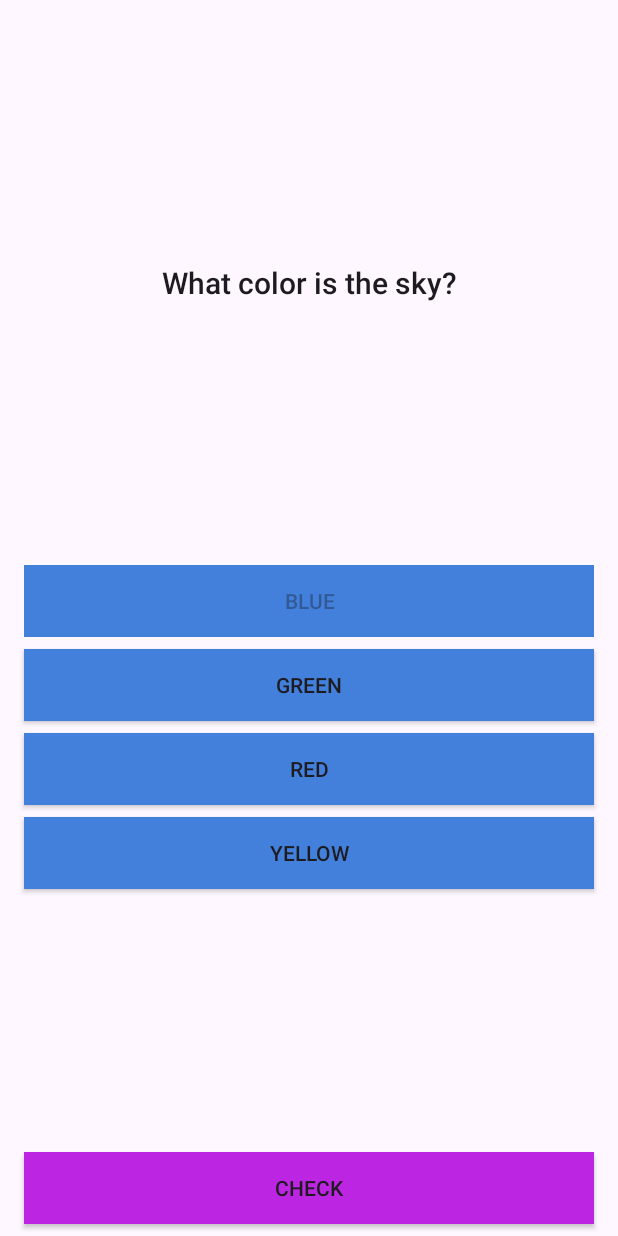
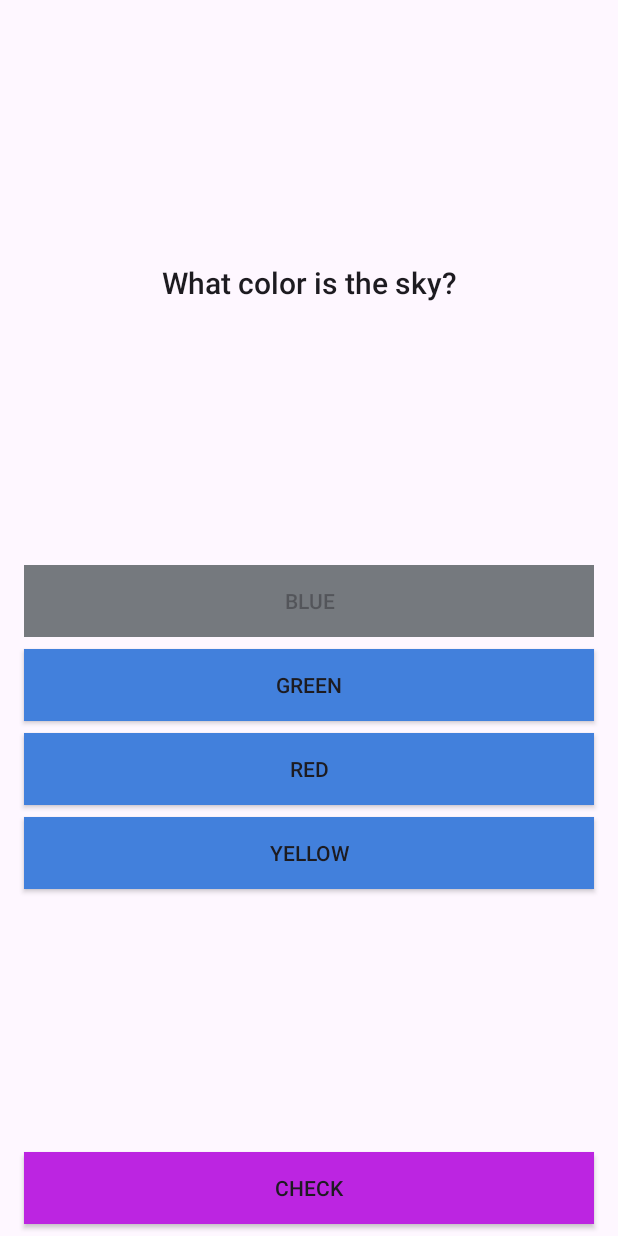
Before and after one commit to UsatayaMish/ExpertCourseQuizGame, an Android app: the screen it shows after launch (MainActivity), after a tap on "BLUE", on a phone screen of 412 x 824 dp. Run offline under Robolectric (Android 15) with nearby library versions, the phone set to English and light mode, and no system bars.

Commit message:
QG-07 handle activity death

```diff
--- a/app/build.gradle.kts
+++ b/app/build.gradle.kts
@@ -36,6 +36,9 @@ android {
     buildFeatures{
         viewBinding = true
     }
+    testOptions {
+        animationsDisabled = true
+    }
 }
 
 dependencies {
--- a/app/src/main/AndroidManifest.xml
+++ b/app/src/main/AndroidManifest.xml
@@ -3,6 +3,7 @@
     xmlns:tools="http://schemas.android.com/tools">
 
     <application
+        android:name=".QuizApp"
         android:allowBackup="true"
         android:dataExtractionRules="@xml/data_extraction_rules"
         android:fullBackupContent="@xml/backup_rules"
--- a/app/src/main/java/com/usatayamish/expertcoursequizgame/ChoiceUiState.kt
+++ b/app/src/main/java/com/usatayamish/expertcoursequizgame/ChoiceUiState.kt
@@ -2,8 +2,9 @@ package com.usatayamish.expertcoursequizgame
 
 import android.graphics.Color
 import androidx.appcompat.widget.AppCompatButton
+import java.io.Serializable
 
-interface ChoiceUiState {
+interface ChoiceUiState : Serializable {
 
     fun update(button: AppCompatButton)
 
@@ -16,17 +17,16 @@ interface ChoiceUiState {
 
         override fun update(button: AppCompatButton) = with(button){
             text = value
-            if(enabled)
-                setBackgroundColor(Color.parseColor(color))
             isEnabled = enabled
             isClickable = clickable
+            setBackgroundColor(Color.parseColor(color))
 
         }
     }
 
     data class NotAvailableToChoose(
         private val text: String
-    ) : Abstract(text, "", false, false)
+    ) : Abstract(text, "#75797E", false, false)
 
     data class AvailableToChoose(
         private val text: String
--- a/app/src/main/java/com/usatayamish/expertcoursequizgame/GameUiState.kt
+++ b/app/src/main/java/com/usatayamish/expertcoursequizgame/GameUiState.kt
@@ -2,8 +2,9 @@ package com.usatayamish.expertcoursequizgame
 
 import android.view.View
 import com.usatayamish.expertcoursequizgame.databinding.ActivityMainBinding
+import java.io.Serializable
 
-interface GameUiState {
+interface GameUiState : Serializable {
 
     fun update(binding: ActivityMainBinding)
 
--- a/app/src/main/java/com/usatayamish/expertcoursequizgame/MainActivity.kt
+++ b/app/src/main/java/com/usatayamish/expertcoursequizgame/MainActivity.kt
@@ -1,6 +1,8 @@
 package com.usatayamish.expertcoursequizgame
 
+import android.os.Build
 import android.os.Bundle
+import android.os.PersistableBundle
 import androidx.activity.enableEdgeToEdge
 import androidx.appcompat.app.AppCompatActivity
 import androidx.core.view.ViewCompat
@@ -8,6 +10,9 @@ import androidx.core.view.WindowInsetsCompat
 import com.usatayamish.expertcoursequizgame.databinding.ActivityMainBinding
 
 class MainActivity : AppCompatActivity() {
+
+    private lateinit var uiState: GameUiState
+
     override fun onCreate(savedInstanceState: Bundle?) {
         super.onCreate(savedInstanceState)
         enableEdgeToEdge()
@@ -21,42 +26,60 @@ class MainActivity : AppCompatActivity() {
             insets
         }
 
-        val viewModel = GameViewModel(GameRepository.Base())
+        val viewModel = (application as QuizApp).viewmodel
 
         binding.firstChoiceButton.setOnClickListener {
-            val uiState: GameUiState = viewModel.chooseFirst()
+            uiState = viewModel.chooseFirst()
             uiState.update(binding = binding)
         }
 
         binding.secondChoiceButton.setOnClickListener {
-            val uiState: GameUiState = viewModel.chooseSecond()
+            uiState = viewModel.chooseSecond()
             uiState.update(binding = binding)
         }
 
         binding.thirdChoiceButton.setOnClickListener {
-            val uiState: GameUiState = viewModel.chooseThird()
+            uiState = viewModel.chooseThird()
             uiState.update(binding = binding)
         }
 
         binding.fourthChoiceButton.setOnClickListener {
-            val uiState: GameUiState = viewModel.chooseFourth()
+            uiState = viewModel.chooseFourth()
             uiState.update(binding = binding)
         }
 
         binding.checkButton.setOnClickListener {
-            val uiState: GameUiState = viewModel.check()
+            uiState = viewModel.check()
             uiState.update(binding = binding)
         }
 
         binding.nextButton.setOnClickListener {
-            val uiState: GameUiState = viewModel.next()
+            uiState = viewModel.next()
             uiState.update(binding = binding)
         }
 
-        val uiState: GameUiState = viewModel.init()
+        uiState = if (savedInstanceState == null) {
+            viewModel.init()
+        } else {
+            if (Build.VERSION.SDK_INT >= Build.VERSION_CODES.TIRAMISU) {
+                savedInstanceState.getSerializable(
+                    KEY,
+                    GameUiState::class.java) as GameUiState
+            } else {
+                savedInstanceState.getSerializable(KEY) as GameUiState
+            }
+        }
         uiState.update(binding = binding)
     }
 
+    override fun onSaveInstanceState(outState: Bundle) {
+        super.onSaveInstanceState(outState)
+        outState.putSerializable(KEY, uiState)
+    }
+
+    companion object{
+        private const val KEY = "uiState"
+    }
 
 
 }
--- /dev/null
+++ b/app/src/main/java/com/usatayamish/expertcoursequizgame/QuizApp.kt
@@ -0,0 +1,14 @@
+package com.usatayamish.expertcoursequizgame
+
+import android.app.Application
+
+class QuizApp : Application() {
+
+    lateinit var viewmodel: GameViewModel
+
+    override fun onCreate() {
+        super.onCreate()
+        viewmodel = GameViewModel(GameRepository.Base())
+
+    }
+}
--- /dev/null
+++ b/app/src/main/res/layout-land/activity_main.xml
@@ -0,0 +1,90 @@
+<?xml version="1.0" encoding="utf-8"?>
+<LinearLayout xmlns:android="http://schemas.android.com/apk/res/android" xmlns:tools="http://schemas.android.com/tools"
+    android:id="@+id/rootLayout"
+    android:orientation="horizontal"
+
+    android:layout_width="match_parent"
+    android:layout_height="match_parent"
+    tools:context=".MainActivity">
+
+    <FrameLayout
+        android:layout_width="0dp"
+        android:layout_height="match_parent"
+        android:layout_weight="1">
+
+        <TextView
+            android:gravity="center"
+            android:textAppearance="@style/TextAppearance.AppCompat.Title"
+            tools:text="Example of a question here"
+            android:id="@+id/questionTextView"
+            android:layout_gravity="top"
+            android:padding="8dp"
+            android:layout_width="match_parent"
+            android:layout_height="wrap_content" />
+
+
+
+        <androidx.appcompat.widget.AppCompatButton
+            android:id="@+id/checkButton"
+            android:text="@string/check"
+            android:layout_gravity="bottom"
+            android:layout_marginHorizontal="16dp"
+            android:background="@color/purple"
+            android:layout_marginVertical="8dp"
+            android:layout_width="match_parent"
+            android:layout_height="wrap_content"/>
+
+        <androidx.appcompat.widget.AppCompatButton
+            android:id="@+id/nextButton"
+            android:text="@string/next"
+            android:layout_gravity="bottom"
+            android:layout_marginHorizontal="16dp"
+            android:background="@color/blue"
+            android:layout_marginVertical="8dp"
+            android:layout_width="match_parent"
+            android:layout_height="wrap_content"/>
+
+
+    </FrameLayout>
+
+    <LinearLayout
+        android:layout_width="0dp"
+        android:layout_height="match_parent"
+        android:orientation="vertical"
+        android:layout_weight="1"
+        android:gravity="center">
+
+        <androidx.appcompat.widget.AppCompatButton
+            android:id="@+id/firstChoiceButton"
+            android:layout_marginHorizontal="16dp"
+            android:layout_width="match_parent"
+            android:layout_height="wrap_content"/>
+
+        <androidx.appcompat.widget.AppCompatButton
+            android:id="@+id/secondChoiceButton"
+            android:layout_marginHorizontal="16dp"
+            android:layout_marginTop="8dp"
+            android:layout_width="match_parent"
+            android:layout_height="wrap_content"/>
+
+        <androidx.appcompat.widget.AppCompatButton
+            android:id="@+id/thirdChoiceButton"
+            android:layout_marginHorizontal="16dp"
+            android:layout_marginTop="8dp"
+            android:layout_width="match_parent"
+            android:layout_height="wrap_content"/>
+
+        <androidx.appcompat.widget.AppCompatButton
+            android:id="@+id/fourthChoiceButton"
+            android:layout_marginHorizontal="16dp"
+            android:layout_marginTop="8dp"
+            android:layout_width="match_parent"
+            android:layout_height="wrap_content"/>
+
+
+    </LinearLayout>
+
+
+
+
+</LinearLayout>
```
Also changed, not shown: 1 other file.
